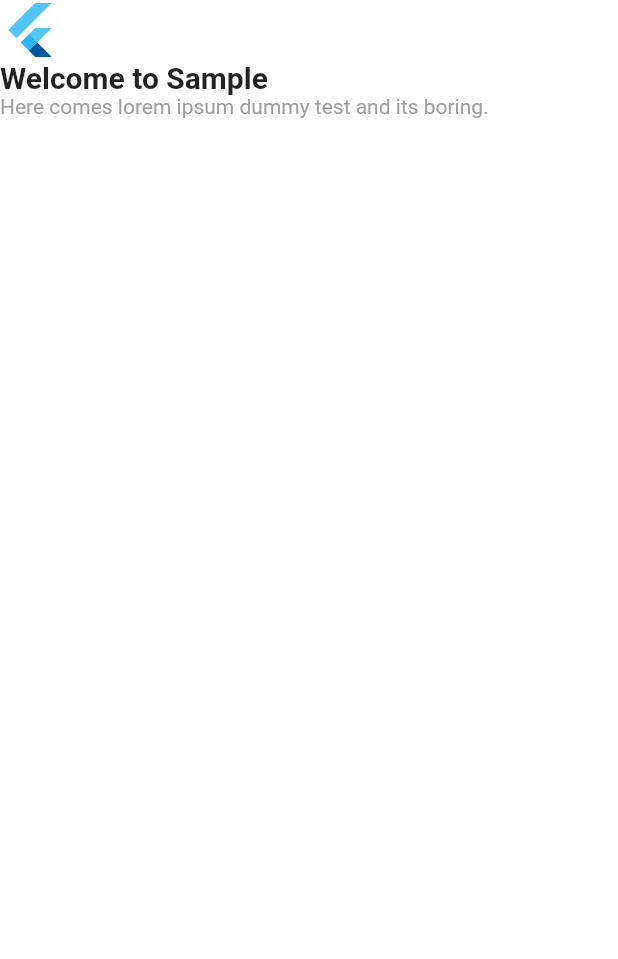
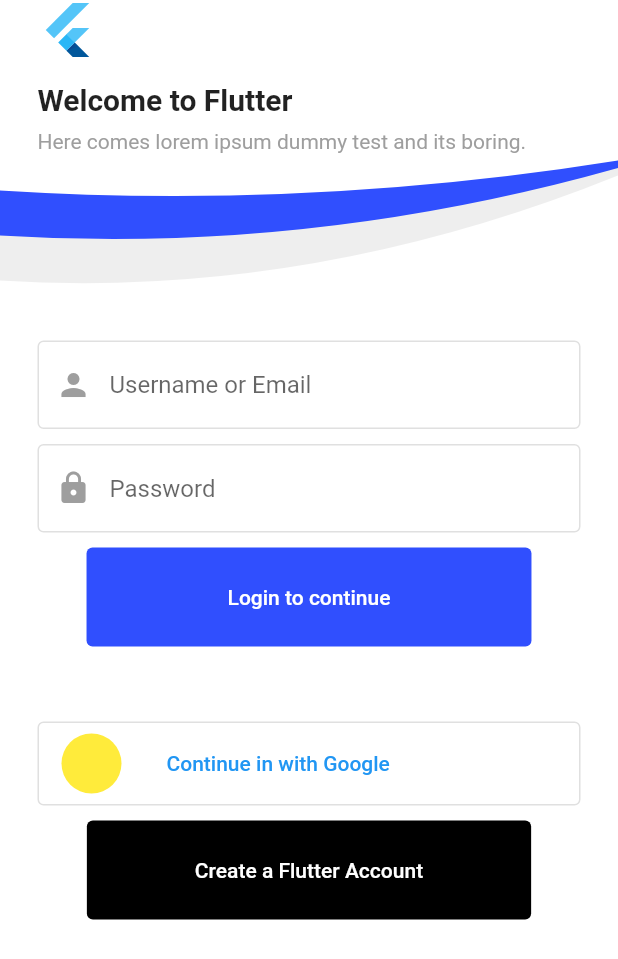
Before and after one commit to MomonkeyPocket/FlutterLoginPage, a Flutter app: the screen it shows after launch, on a phone screen of 412 x 824 dp. Shown: the top 959 px of the screen. Run offline on Flutter 3.47's test engine with Material 2 defaults, Android fonts, the phone set to English and light mode, and no system bars.

Commit message:
add 2 files

```diff
--- a/lib/home_page.dart
+++ b/lib/home_page.dart
@@ -13,17 +13,32 @@ class _HomePageState extends State<HomePage> {
     return Scaffold(
       backgroundColor: Colors.white,
       body: Column(
+        // 子要素をY軸に対して均等に配置
+        // mainAxisAlignment: MainAxisAlignment.spaceEvenly,
+        // 左寄せ
+        crossAxisAlignment: CrossAxisAlignment.start,
+        children: [
+          Padding(
+            padding: const EdgeInsets.symmetric(horizontal: 25.0),
+            child: Column(
+              // 左寄せ
               crossAxisAlignment: CrossAxisAlignment.start,
               children: const [
                 FlutterLogo(
                   size: 40,
                 ),
+                SizedBox(
+                  height: 15,
+                ),
                 Text(
-            "Welcome to Sample",
+                  "Welcome to Flutter",
                   style: TextStyle(
                     fontWeight: FontWeight.bold,
                     fontSize: 20,
                   ),
+                ),
+                SizedBox(
+                  height: 8,
                 ),
                 Text(
                   "Here comes lorem ipsum dummy test and its boring.",
@@ -34,6 +49,154 @@ class _HomePageState extends State<HomePage> {
                 ),
               ],
             ),
+          ),
+          curveDesignWidget(context),
+          Padding(
+            padding: const EdgeInsets.all(25.0),
+            child: Wrap(
+              runSpacing: 10,
+              alignment: WrapAlignment.center,
+              children: [
+                TextField(
+                  decoration: InputDecoration(
+                    prefixIcon: const Icon(
+                      Icons.person,
+                      color: Colors.grey,
+                    ),
+                    enabledBorder: OutlineInputBorder(
+                        borderSide: BorderSide(color: Colors.grey.shade300)
+                    ),
+                    hintText: "Username or Email",
+                  ),
+                  onTap: () {},
+                ),
+                TextField(
+                  decoration: InputDecoration(
+                    prefixIcon: const Icon(
+                      Icons.lock,
+                      color: Colors.grey,
+                    ),
+                    enabledBorder: OutlineInputBorder(
+                        borderSide: BorderSide(color: Colors.grey.shade300)
+                    ),
+                    hintText: "Password",
+                  ),
+                  onTap: () {},
+                ),
+                TextButton(
+                  onPressed: () {},
+                  child: const Text(
+                    "Login to continue",
+                    style: TextStyle(
+                      color: Colors.white,
+                      fontSize: 14,
+                    ),
+                  ),
+                  style: TextButton.styleFrom(
+                    backgroundColor: Colors.indigoAccent.shade700,
+                    padding: const EdgeInsets.symmetric(
+                        horizontal: 94, vertical: 25),
+                  ),
+                ),
+              ],
+            ),
+          ),
+          Padding(
+            padding: const EdgeInsets.all(25.0),
+            child: Column(
+              children: [
+                OutlinedButton(
+                  onPressed: () {},
+                  child: Padding(
+                    padding: const EdgeInsets.symmetric(vertical: 8.0),
+                    child: Row(
+                      children: const [
+                        CircleAvatar(
+                          backgroundColor: Colors.yellow,
+                        ),
+                        SizedBox(
+                          width: 30,
+                        ),
+                        Text("Continue in with Google"),
+                      ],
+                    ),
+                  ),
+                ),
+                const SizedBox(
+                  height: 10,
+                ),
+                TextButton(
+                  onPressed: () {},
+                  child: const Text(
+                    "Create a Flutter Account",
+                    style: TextStyle(
+                      color: Colors.white,
+                      fontSize: 14,
+                    ),
+                  ),
+                  style: TextButton.styleFrom(
+                    backgroundColor: Colors.black,
+                    padding: const EdgeInsets.symmetric(
+                        horizontal: 72, vertical: 25),
+                  ),
+                ),
+              ],
+            ),
+          ),
+        ],
+      ),
+    );
+  }
+
+  Widget curveDesignWidget(BuildContext context) {
+    return SizedBox(
+      height: 100,
+      child: Stack(
+        children: [
+          ClipPath(
+            clipper: const CustomClipPath(clipHeight: 85),
+            child: Container(
+              height: 100,
+              color: Colors.grey.shade200,
+            ),
+          ),
+          ClipPath(
+            clipper: const CustomClipPath(clipHeight: 60),
+            child: Container(
+              height: 70,
+              color: Colors.indigoAccent.shade700,
+            ),
+          ),
+          ClipPath(
+            clipper: const CustomClipPath(clipHeight: 35),
+            child: Container(
+              height: 40,
+              color: Colors.white,
+            ),
+          ),
+        ],
+      ),
     );
   }
 }
+
+class CustomClipPath extends CustomClipper<Path> {
+  final clipHeight;
+  const CustomClipPath({required this.clipHeight});
+  @override
+  Path getClip(Size size) {
+    Path path = Path();
+    double width = size.width;
+    double height = size.height;
+    path.lineTo(0, height - 15);
+    path.quadraticBezierTo(width * 0.5, height - 2, width, height - clipHeight);
+    path.lineTo(width, 0);
+    path.close();
+    return path;
+  }
+
+  @override
+  bool shouldReclip(covariant CustomClipper<Path> oldClipper) {
+    return true;
+  }
+}
```
Also changed, not shown: 1 other file. Lines whose indentation alone changed are shown as unchanged.
